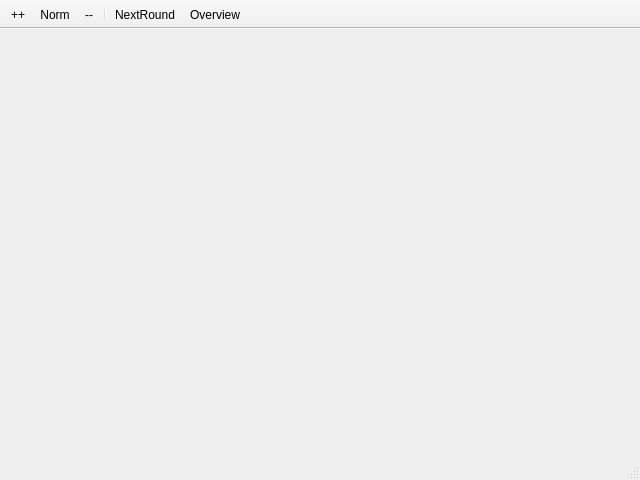
ngc42/WaterWorld, file mainwindow.ui: the form before one commit.
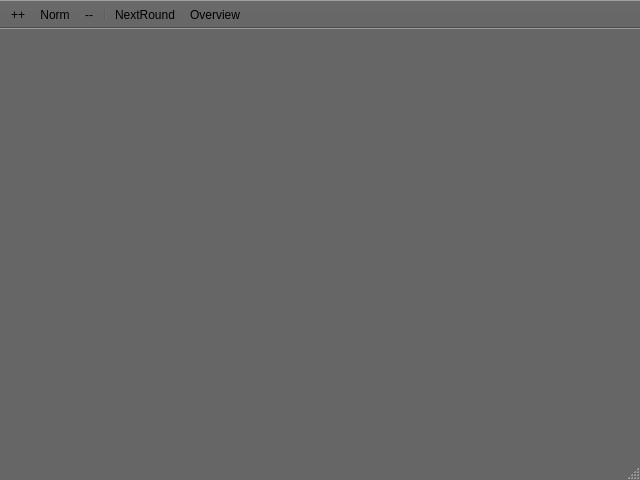
The form after the commit.

```diff
--- a/mainwindow.ui
+++ b/mainwindow.ui
@@ -19,6 +19,70 @@
     <height>480</height>
    </size>
   </property>
+  <property name="palette">
+   <palette>
+    <active>
+     <colorrole role="Base">
+      <brush brushstyle="SolidPattern">
+       <color alpha="255">
+        <red>255</red>
+        <green>255</green>
+        <blue>255</blue>
+       </color>
+      </brush>
+     </colorrole>
+     <colorrole role="Window">
+      <brush brushstyle="SolidPattern">
+       <color alpha="255">
+        <red>102</red>
+        <green>102</green>
+        <blue>102</blue>
+       </color>
+      </brush>
+     </colorrole>
+    </active>
+    <inactive>
+     <colorrole role="Base">
+      <brush brushstyle="SolidPattern">
+       <color alpha="255">
+        <red>255</red>
+        <green>255</green>
+        <blue>255</blue>
+       </color>
+      </brush>
+     </colorrole>
+     <colorrole role="Window">
+      <brush brushstyle="SolidPattern">
+       <color alpha="255">
+        <red>102</red>
+        <green>102</green>
+        <blue>102</blue>
+       </color>
+      </brush>
+     </colorrole>
+    </inactive>
+    <disabled>
+     <colorrole role="Base">
+      <brush brushstyle="SolidPattern">
+       <color alpha="255">
+        <red>102</red>
+        <green>102</green>
+        <blue>102</blue>
+       </color>
+      </brush>
+     </colorrole>
+     <colorrole role="Window">
+      <brush brushstyle="SolidPattern">
+       <color alpha="255">
+        <red>102</red>
+        <green>102</green>
+        <blue>102</blue>
+       </color>
+      </brush>
+     </colorrole>
+    </disabled>
+   </palette>
+  </property>
   <property name="windowTitle">
    <string>MainWindow</string>
   </property>
```
Left out of the diff: 2 changed lines with no effect on the pictures.
